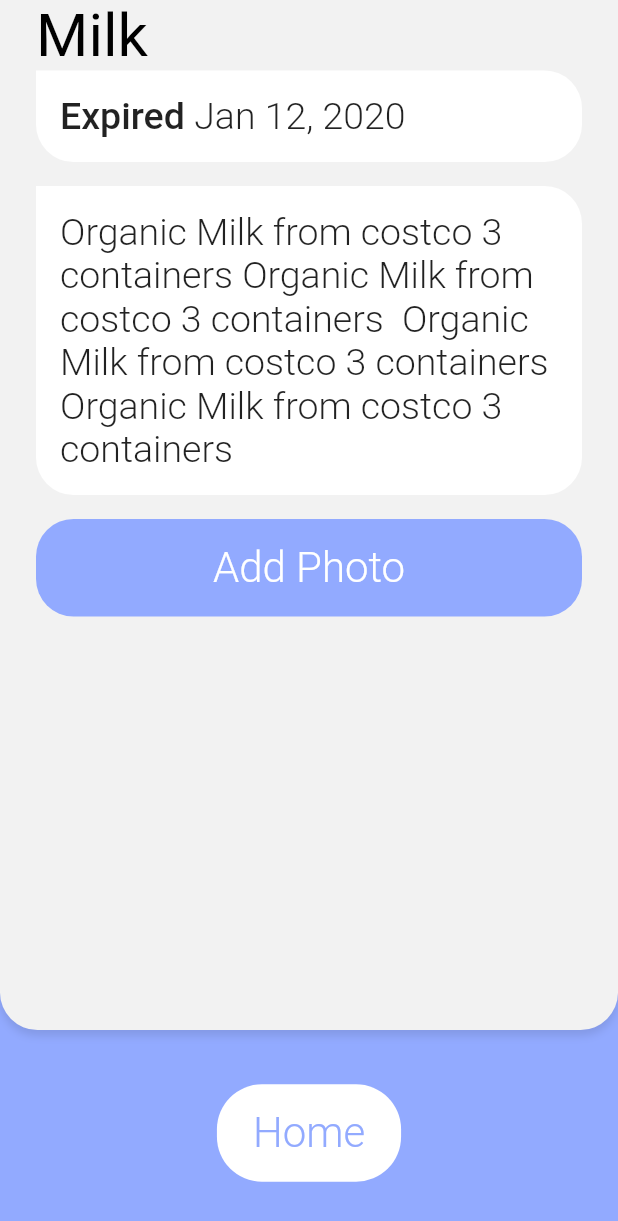
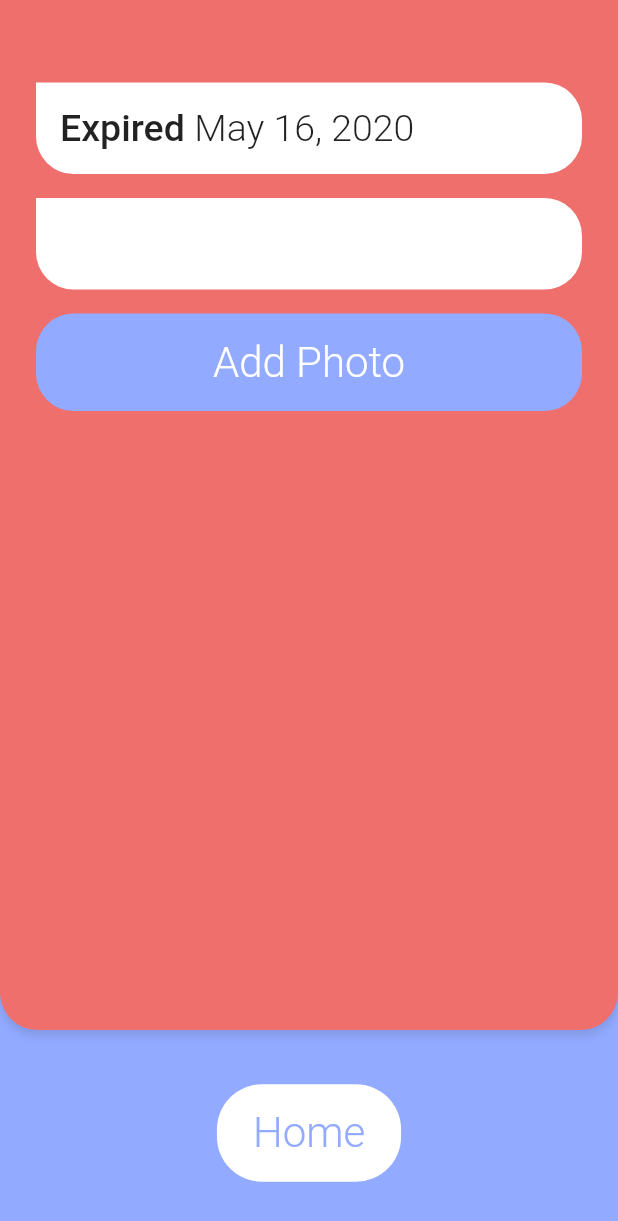
Before and after one commit to cadeo111/FoodWatch, a Flutter app: the DetailPage screen opened directly with empty values, on a phone screen of 412 x 824 dp. Shown: the top 1221 px of the screen. Run offline on Flutter 3.47's test engine with Material 2 defaults, Android fonts, the phone set to English and light mode, and no system bars; our stand-ins replace image_picker; missing offline and left inert: mock_data.

Commit message:
Added model for items and connected to home and detail

```diff
--- a/lib/buttons.dart
+++ b/lib/buttons.dart
@@ -70,7 +70,7 @@ class PhotoSelectionButton extends StatelessWidget {
 
   @override
   Widget build(BuildContext context) {
-    Color bgColor = ItemActualColor.periwinkle;
+    Color bgColor = ItemColor.periwinkle;
     Color textColor = Colors.white;
 
     return SizedBox(
--- a/lib/colors.dart
+++ b/lib/colors.dart
@@ -1,31 +1,44 @@
 import 'package:flutter/material.dart';
 
-enum ItemColor { white, grey, yellow, orange, red }
-class ItemActualColor{
-  static const white= Color(0xffffffff);
-  static const grey=  Color(0xffF2F2F2);
-  static const darkGrey=Color(0xffBDBDBD);
-  static const yellow= Color(0xffF3E37C);
-  static const orange= Color(0xffF2994A);
-  static const red= Color(0xffEF6F6C);
+import 'date_extension.dart';
+import 'model/ItemModel.dart';
+
+class ItemColor {
+  static const white = Color(0xffffffff);
+  static const grey = Color(0xffF2F2F2);
+  static const darkGrey = Color(0xffBDBDBD);
+  static const yellow = Color(0xffF3E37C);
+  static const orange = Color(0xffF2994A);
+  static const red = Color(0xffEF6F6C);
   static const periwinkle = Color(0xFF92AAFF);
   static const blue = Color(0xff3EC6FF);
+  static Color getFontColor(Color c) {
+    if (c == ItemColor.orange || c == ItemColor.red) {
+      return Colors.white;
+    } else {
+      return Colors.black;
+    }
+  }
+}
+
+// colors
+// expired = red
+// expires in 3 days = orange
+// expires in 7 days = yellow
+
+DateTime clearTime(DateTime dt) {
+  return new DateTime(dt.year, dt.month, dt.day);
 }
 
 
-
- const Map<ItemColor, Color> bgColors = const {
-  ItemColor.white:ItemActualColor.white,
-  ItemColor.grey: ItemActualColor.grey,
-  ItemColor.yellow: ItemActualColor.yellow,
-  ItemColor.orange: ItemActualColor.orange,
-  ItemColor.red: ItemActualColor.red,
-};
-
-const Map<ItemColor, Color> fontColors = const {
-  ItemColor.white: Colors.black,
-  ItemColor.grey: Colors.black,
-  ItemColor.yellow: Colors.black,
-  ItemColor.orange: Colors.white,
-  ItemColor.red: Colors.white,
-};
+Color getColorFromDate(DateTime expiration) {
+  if (isDateExpired(expiration)) {
+    return ItemColor.red;
+  } else if (expiration.difference(DateTime.now()).inDays <= 3) {
+    return ItemColor.orange;
+  } else if (expiration.difference(DateTime.now()).inDays <= 7) {
+    return ItemColor.yellow;
+  } else {
+    return ItemColor.grey;
+  }
+}
--- a/lib/detail_page.dart
+++ b/lib/detail_page.dart
@@ -8,8 +8,10 @@ import 'package:animations/animations.dart';
 import 'package:flutter/cupertino.dart';
 import 'package:flutter/material.dart';
 import 'package:image_picker/image_picker.dart';
+import 'package:intl/intl.dart';
 
 import 'buttons.dart';
+import 'model/ItemModel.dart';
 
 const _padding = EdgeInsets.all(16);
 const _borderRadius = BorderRadius.only(
@@ -19,23 +21,23 @@ const _borderRadius = BorderRadius.only(
   bottomRight: Radius.circular(25.0),
 );
 const _itemDecoration =
-    BoxDecoration(borderRadius: _borderRadius, color: ItemActualColor.white);
+    BoxDecoration(borderRadius: _borderRadius, color: ItemColor.white);
 
 class DetailPage extends StatefulWidget {
-  const DetailPage(this.close, {Key key, this.color = ItemColor.grey})
+  const DetailPage({@required this.close, Key key, this.item})
       : super(key: key);
-  final ItemColor color;
+  final Item item;
   final Function close;
 
   @override
-  _DetailPageState createState() => _DetailPageState(color, close);
+  _DetailPageState createState() => _DetailPageState(item, close);
 }
 
 class _DetailPageState extends State<DetailPage> {
-  final ItemColor color;
+  final Item item;
   final Function close;
 
-  _DetailPageState(this.color, this.close);
+  _DetailPageState(this.item, this.close);
 
   File _imgFile;
 
@@ -75,7 +77,7 @@ class _DetailPageState extends State<DetailPage> {
   Widget build(BuildContext context) {
     return Scaffold(
       body: PageTemplate(
-        color: color,
+        color: item.color,
         buttons: [
           PageButton("Home", onPressed: () {
             close();
@@ -89,9 +91,13 @@ class _DetailPageState extends State<DetailPage> {
                   _showTitleDialog(context);
                 },
                 child: Row(children: <Widget>[
-                  Text("Milk",
-                      style: TextStyle(fontSize: 40, color: fontColors[color]))
+                  Text(item.title,
+                      style: TextStyle(fontSize: 40, color: ItemColor.getFontColor(item.color)))
                 ])),
+            const Divider(
+              color: Colors.transparent,
+              height: 8,
+            ),
             GestureDetector(
                 onLongPress: () => {
                       _showDateModal(context)
@@ -103,10 +109,10 @@ class _DetailPageState extends State<DetailPage> {
                   child: Row(
                     mainAxisAlignment: MainAxisAlignment.start,
                     children: <Widget>[
-                      Text("Expired ",
+                      Text((item.isExpired)?"Expired ":"Expires ",
                           style: TextStyle(
                               fontSize: 25, fontWeight: FontWeight.w500)),
-                      Text("Jan 12, 2020",
+                      Text(DateFormat("MMM d, yyyy").format(item.expiration),//"Jan 12, 2020"
                           style: TextStyle(
                               fontSize: 25, fontWeight: FontWeight.w300))
                     ],
@@ -125,7 +131,7 @@ class _DetailPageState extends State<DetailPage> {
                     decoration: _itemDecoration,
                     alignment: AlignmentDirectional(0.0, 0.0),
                     child: Text(
-                        "Organic Milk from costco 3 containers Organic Milk from costco 3 containers  Organic Milk from costco 3 containers  Organic Milk from costco 3 containers ",
+                        item.desc,
                         style: TextStyle(
                             fontSize: 25, fontWeight: FontWeight.w300)))),
             const Divider(
@@ -166,15 +172,15 @@ Future<void> _showDescriptionDialog(BuildContext context) async {
                   minLines: 2,
                   maxLines: 8,
 //                maxLines:10,
-                  cursorColor: ItemActualColor.blue,
+                  cursorColor: ItemColor.blue,
                   decoration: InputDecoration(
                     enabledBorder: OutlineInputBorder(
                       borderRadius: BorderRadius.all(Radius.circular(10.0)),
-                      borderSide: BorderSide(color: ItemActualColor.darkGrey),
+                      borderSide: BorderSide(color: ItemColor.darkGrey),
                     ),
                     focusedBorder: OutlineInputBorder(
                       borderRadius: BorderRadius.all(Radius.circular(10.0)),
-                      borderSide: BorderSide(color: ItemActualColor.blue),
+                      borderSide: BorderSide(color: ItemColor.blue),
                     ),
                     contentPadding: EdgeInsets.all(12),
                     border: InputBorder.none,
@@ -214,15 +220,15 @@ Future<void> _showTitleDialog(BuildContext context) async {
               title: Text('Title'),
               children: <Widget>[
                 TextField(
-                  cursorColor: ItemActualColor.blue,
+                  cursorColor: ItemColor.blue,
                   decoration: InputDecoration(
                     enabledBorder: OutlineInputBorder(
                       borderRadius: BorderRadius.all(Radius.circular(10.0)),
-                      borderSide: BorderSide(color: ItemActualColor.darkGrey),
+                      borderSide: BorderSide(color: ItemColor.darkGrey),
                     ),
                     focusedBorder: OutlineInputBorder(
                       borderRadius: BorderRadius.all(Radius.circular(10.0)),
-                      borderSide: BorderSide(color: ItemActualColor.blue),
+                      borderSide: BorderSide(color: ItemColor.blue),
                     ),
                     contentPadding: EdgeInsets.all(12),
                     border: InputBorder.none,
--- /dev/null
+++ b/lib/model/ItemModel.dart
@@ -0,0 +1,76 @@
+import 'dart:collection';
+import 'dart:io';
+
+import 'package:flutter/widgets.dart';
+import 'package:scoped_model/scoped_model.dart';
+import 'package:uuid/uuid.dart';
+
+import '../colors.dart';
+
+var _uuid = Uuid();
+isDateExpired(DateTime expiration) => expiration.difference(DateTime.now()).inDays <= 0 && expiration.day != DateTime.now().day+1;
+
+class Item {
+  final String _title; //todo make sure < 13 char long
+  final DateTime expiration;
+  final String _desc; //todo make sure < 300 char long
+  final String id;
+  final File img;
+  get color{
+    return getColorFromDate(expiration);
+  }
+  get title => _title;
+  get desc =>  _desc;
+  get isExpired => isDateExpired(this.expiration);
+  String titleTruncated({int maxNumOfChars = 13}){
+    if(_title == null){
+      return "~~";
+    }
+    if(_title.length > maxNumOfChars){
+      return _title.substring(0, maxNumOfChars - 2) + "...";
+    }else{
+      return _title;
+    }
+  }
+  String descTruncated({int maxNumOfChars = 300}){
+    if(_desc == null){
+      return "~~";
+    }
+    if(_desc.length > maxNumOfChars){
+      return _desc.substring(0, maxNumOfChars - 2) + "...";
+    }else{
+      return _desc;
+    }
+  }
+  Item({@required String title, @required this.expiration, String desc, this.img})
+      :this._desc = desc, this._title = title, this.id = _uuid.v1();
+
+  bool operator ==(other) => other is Item && id == other.id;
+
+  @override
+  int get hashCode => int.parse(id.substring(0, 8), radix: 16);
+}
+
+class ItemsModel extends Model {
+  final Map<String, Item> _items = new Map();// most recent is the bottom of the list
+
+  ItemsModel({List<Item> items = const <Item>[]}) {
+    items.forEach((i) {
+      this._items[i.id] = i;
+    });
+  }
+
+  UnmodifiableListView<Item> get items {
+    List<Item> list = _items.values.toList();
+    list.sort((a, b) => a.expiration.compareTo(b.expiration));
+    return UnmodifiableListView(list);
+  }
+
+
+  void add(Item item) => _items[item.id] = item;
+
+  Item get(String id) => _items[id];
+
+  static ItemsModel of(BuildContext context) =>
+      ScopedModel.of<ItemsModel>(context);
+}
--- a/lib/page_template.dart
+++ b/lib/page_template.dart
@@ -5,7 +5,7 @@ import 'package:flutter/material.dart';
 class PageTemplate extends StatelessWidget {
   final List<Widget> buttons;
   final Widget child;
-  final ItemColor color;
+  final Color color;
 
   const PageTemplate(
       {Key key,
@@ -37,7 +37,7 @@ class PageTemplate extends StatelessWidget {
                       ],
                       borderRadius:
                           BorderRadius.vertical(bottom: Radius.circular(25.0)),
-                      color: bgColors[color]),
+                      color: color),
                 )),
             Expanded(
               flex: 1,
--- a/pubspec.yaml
+++ b/pubspec.yaml
@@ -26,7 +26,9 @@ dependencies:
   intl: ^0.16.1
   animations: ^1.0.0+5
   image_picker: ^0.6.6+1
-
+  scoped_model: ^1.0.1
+  uuid: ^2.0.4
+  mock_data: ^1.2.6
 
   # The following adds the Cupertino Icons font to your application.
   # Use with the CupertinoIcons class for iOS style icons.
```
Also changed, not shown: lib/home_page.dart (+54 -35 lines), lib/main.dart (+27 -1 lines), lib/new_item_page.dart (+7 -7 lines), pubspec.lock.
